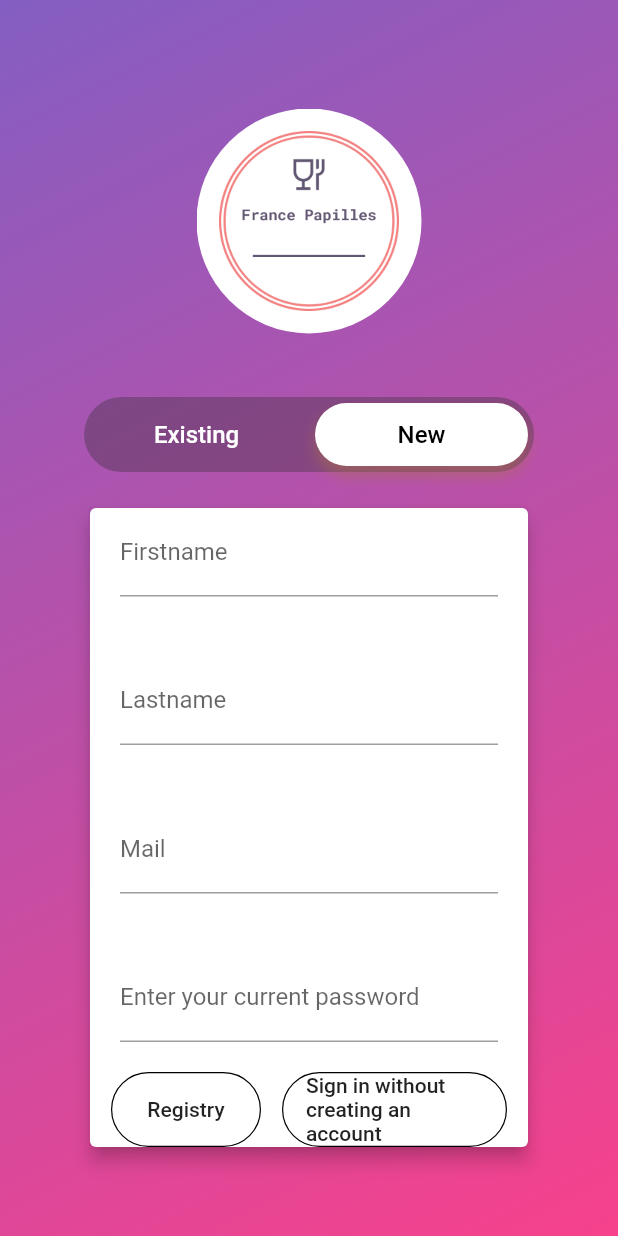
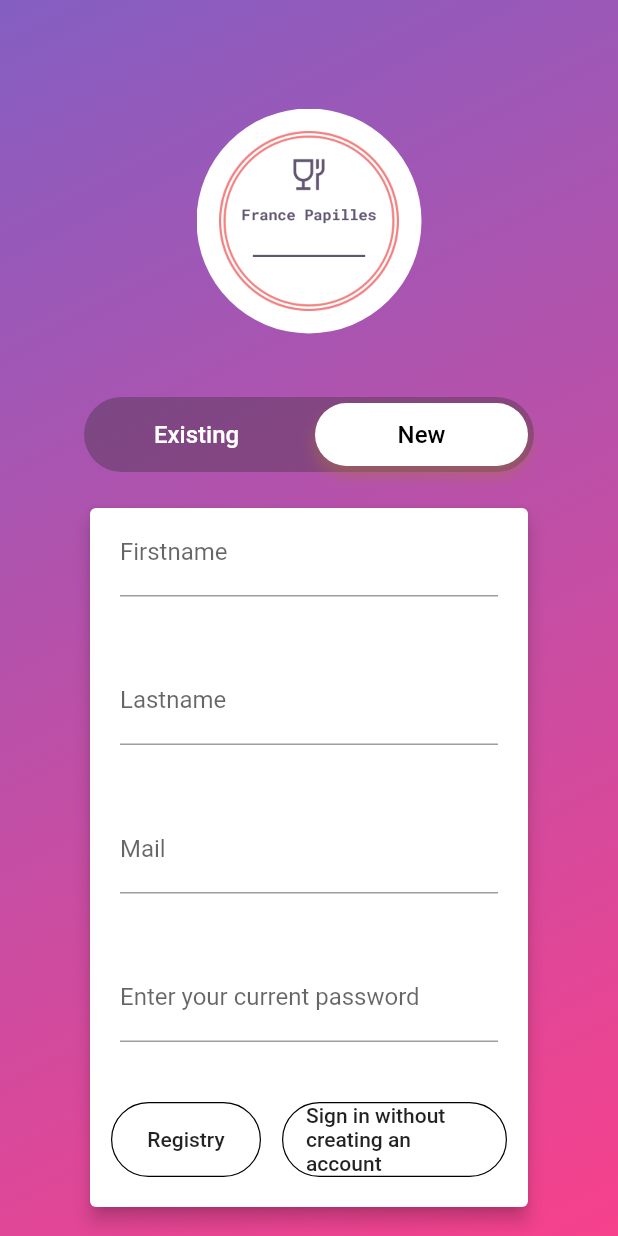
Before and after one commit to NicoJupiter/fp-quiz, a Flutter app: the QuizRegisterPage screen opened directly with empty values, swiped to page 2, on a phone screen of 412 x 824 dp. Run offline on Flutter 3.47's test engine with Material 2 defaults, Android fonts, the phone set to English and light mode, and no system bars; our stand-ins replace firebase_auth, firebase_database, qr_flutter; missing offline and left inert: barcode_scan; accounts and stored records are empty; Roboto replaces fonts that are missing (WorkSansSemiBold).

Commit message:
fix error and add login error message

```diff
--- a/lib/pages/quiz/quizRegister_page.dart
+++ b/lib/pages/quiz/quizRegister_page.dart
@@ -17,7 +17,7 @@ class QuizRegisterPage extends StatefulWidget {
 class QuizRegisterPageState extends State<QuizRegisterPage> {
 
 
-  String _firstname , _lastname , _newemail , _newpassword , _currentEmail , _currentPassword;
+  String _firstname , _lastname , _newemail , _newpassword , _currentEmail , _currentPassword , _error;
   PageController _pageController;
   FirebaseDatabaseUtils databaseUtils;
 
@@ -248,7 +248,9 @@ class QuizRegisterPageState extends State<QuizRegisterPage> {
         Row(
           mainAxisAlignment: MainAxisAlignment.spaceEvenly,
           children: <Widget>[
-            SizedBox(
+            Padding(
+              padding: EdgeInsets.symmetric(vertical : 20.0),
+              child: SizedBox(
                   height: 50,
                   width: 100,
                   child: OutlineButton(
@@ -262,7 +264,10 @@ class QuizRegisterPageState extends State<QuizRegisterPage> {
                       shape: new RoundedRectangleBorder(borderRadius: new BorderRadius.circular(30.0))
                   )
               ),
-            SizedBox(
+            ),
+            Padding(
+              padding: EdgeInsets.symmetric(vertical : 20.0),
+              child: SizedBox(
                   height: 50,
                   width: 150,
                   child: OutlineButton(
@@ -279,6 +284,7 @@ class QuizRegisterPageState extends State<QuizRegisterPage> {
                       ),
                       shape: new RoundedRectangleBorder(borderRadius: new BorderRadius.circular(30.0))
                   )
+              ),
             ),
           ],
         ),
@@ -381,6 +387,11 @@ class QuizRegisterPageState extends State<QuizRegisterPage> {
                   ),
                 ),
               ),
+              _error != null ?
+              Padding(
+                padding: EdgeInsets.all(20.0),
+                child: Text(_error , style: TextStyle(color: Colors.red ),),
+              ) : Container(),
             Padding(
               padding: EdgeInsets.symmetric(vertical: 20.0),
               child:   SizedBox(
@@ -422,6 +433,9 @@ class QuizRegisterPageState extends State<QuizRegisterPage> {
         FirebaseUser user = await FirebaseAuth.instance.signInWithEmailAndPassword(email: _currentEmail, password: _currentPassword);
         Navigator.push(context, MaterialPageRoute(builder: (context) => QuizPage(user.uid , user.email , widget.selectedQuiz)));
       } catch(e){
+        setState(() {
+          _error = "Erreur identifiant/mot de passe";
+        });
         print(e.message);
       }
 
--- a/lib/pages/quiz/score_page.dart
+++ b/lib/pages/quiz/score_page.dart
@@ -33,8 +33,8 @@ class ScorePage extends StatelessWidget {
         child: new Column(
           mainAxisAlignment: MainAxisAlignment.center,
           children: <Widget>[
-            new Text("Your Score: ", style: new TextStyle(color: Colors.white, fontWeight: FontWeight.bold, fontSize: 50.0),),
-            new Text(score.toString() + "/" + totalQuestions.toString(), style: new TextStyle(color: Colors.white, fontWeight: FontWeight.bold, fontSize: 50.0)),
+            new Text("Score total : ", style: new TextStyle(color: Colors.white, fontWeight: FontWeight.bold, fontSize: 50.0),),
+            new Text(finalScore.toStringAsFixed(2), style: new TextStyle(color: Colors.white, fontWeight: FontWeight.bold, fontSize: 50.0)),
             new IconButton(
                 icon: new Icon(Icons.arrow_right),
                 color: Colors.white,
```
Also changed, not shown: lib/pages/user/login_page.dart (+9 -1 lines), lib/pages/user/quizDetail_page.dart (+4 -10 lines), lib/pages/user/userHome_page.dart (+10 -3 lines), lib/pages/user/userInformation_page.dart (+32 -12 lines), lib/ui/quizDetail.dart (+19 -17 lines). Lines whose indentation alone changed are shown as unchanged.
